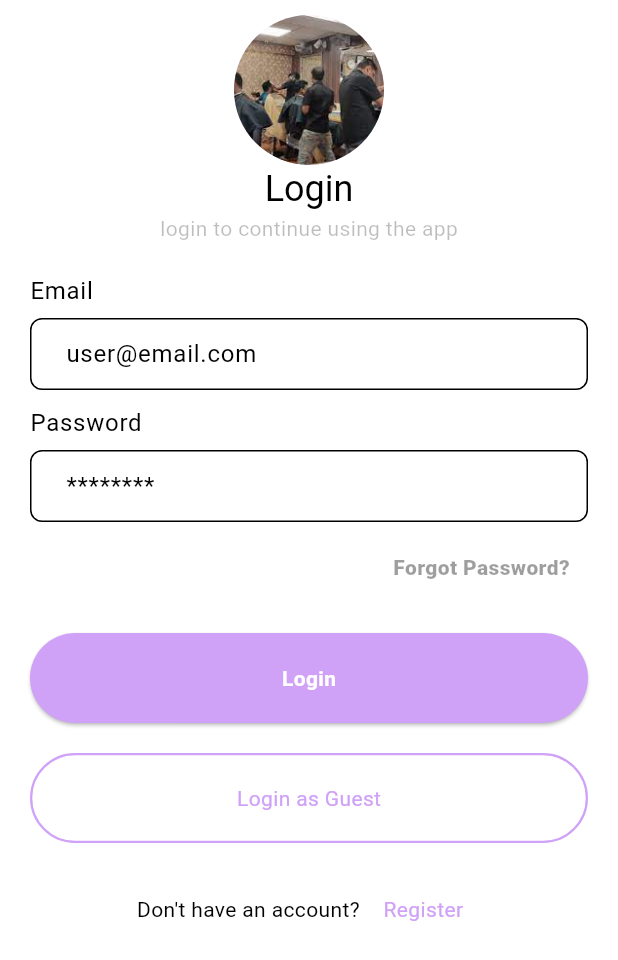
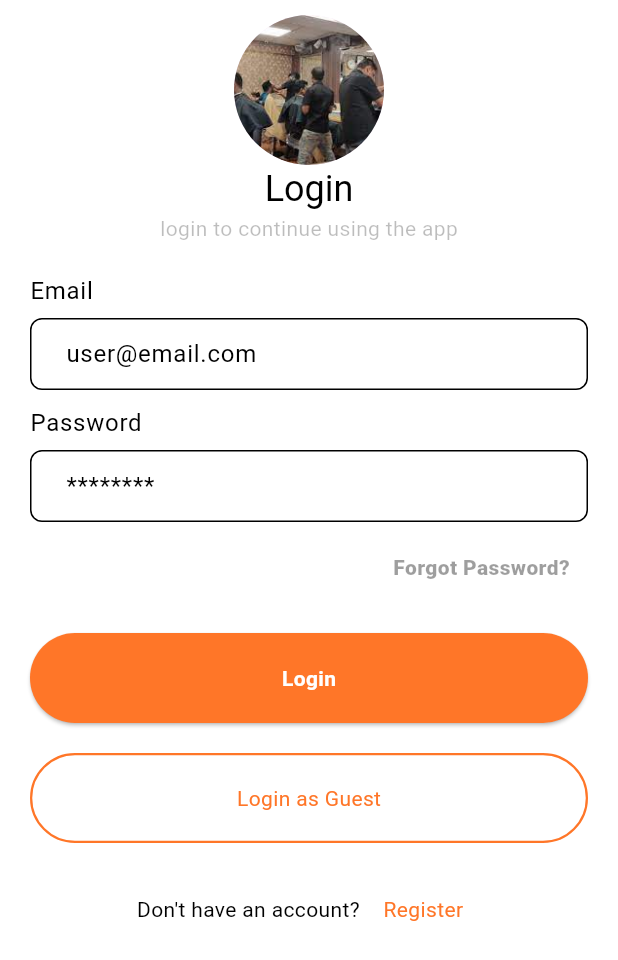
Before and after one commit to hk4-vs/saloon-shop, a Flutter app: the screen it shows after launch, on a phone screen of 412 x 824 dp. Shown: the top 960 px of the screen. Run offline on Flutter 3.47's test engine with Material 3 defaults, Android fonts, the light colour scheme and no system bars; our stand-ins replace another_flushbar, carousel_slider, email_validator, fluttertoast, hive, lottie and 1 more; accounts and stored records are empty; project files that could hold a hidden picture were left out.

Commit message:
user data persestance with home page api intigration complete

```diff
--- /dev/null
+++ b/lib/data/models/shops_model.dart
@@ -0,0 +1,42 @@
+class ShopsModel {
+  int? id;
+  String? shopName;
+  String? shopState;
+  String? shopCity;
+  String? pincode;
+  String? shopAddress;
+  String? shopPhoto;
+
+  ShopsModel({
+    this.id,
+    this.shopName,
+    this.shopState,
+    this.shopCity,
+    this.pincode,
+    this.shopAddress,
+    this.shopPhoto,
+  });
+
+  ShopsModel.fromJson(Map<String, dynamic> json) {
+    id = json['id'];
+    shopName = json['shop_name'];
+    shopState = json['shop_state'];
+    shopCity = json['shop_city'];
+    pincode = json['pincode'];
+    shopAddress = json['shop_address'];
+    shopPhoto = json['shop_photo'];
+  }
+
+  Map<String, dynamic> toJson() {
+    final Map<String, dynamic> data = new Map<String, dynamic>();
+    data['id'] = this.id;
+    data['shop_name'] = this.shopName;
+    data['shop_state'] = this.shopState;
+    data['shop_city'] = this.shopCity;
+    data['pincode'] = this.pincode;
+    data['shop_address'] = this.shopAddress;
+    data['shop_photo'] = this.shopPhoto;
+
+    return data;
+  }
+}
--- a/lib/data/network/base_api_services.dart
+++ b/lib/data/network/base_api_services.dart
@@ -1,4 +1,4 @@
 abstract class BaseApiServices {
-  Future<dynamic> getGetApiResponses(String url);
+  Future<dynamic> getGetApiResponses(String url, Map<String, String>? headers);
   Future<dynamic> getPostApiResponses(String url, dynamic data, );
 }
--- a/lib/main.dart
+++ b/lib/main.dart
@@ -1,4 +1,3 @@
-
 import 'package:barber/resources/themes/themes.dart';
 import 'package:barber/views/login/login_view.dart';
 import 'package:flutter/material.dart';
@@ -12,7 +11,10 @@ import 'view-model/auth_view_model.dart';
 
 import 'package:hive/hive.dart';
 
+import 'view-model/home_view_model.dart';
+import 'views/splash-view.dart';
 import 'views/user-register/resend_timer_provider.dart';
+import 'views/user/home/home_view.dart';
 // import 'package:hive_flutter/hive_flutter.dart';
 
 void main() async {
@@ -22,6 +24,8 @@ void main() async {
   // Hive.registerAdapter(HiveLoginResponseAdapter());
   Hive.registerAdapter<HiveUser>(HiveUserAdapter());
   Hive.registerAdapter(HiveLoginResponseAdapter());
+
+  await Hive.openBox('user');
 
   runApp(const MyApp());
 }
@@ -34,13 +38,15 @@ class MyApp extends StatelessWidget {
     return MultiProvider(
       providers: [
         ChangeNotifierProvider(create: (_) => AuthViewModel()),
+        ChangeNotifierProvider(create: (_) => HomeViewViewModel()),
+
         ChangeNotifierProvider(create: (_) => CountdownProvider(60)),
       ],
       child: MaterialApp(
         debugShowCheckedModeBanner: false,
         theme: MyTheme.lightTheme(),
         // home: IntroView(),
-        home: const LoginView(),
+        home: const SplashView(),
         onGenerateRoute: Routes.genrateRoute,
       ),
     );
--- a/lib/resources/themes/themes.dart
+++ b/lib/resources/themes/themes.dart
@@ -3,17 +3,16 @@ import 'package:flutter/material.dart';
 class MyTheme {
   static ThemeData lightTheme() {
     return ThemeData(
-        primaryColor: const Color(0xffD0A2F7),
+      primaryColor: const Color(0xffFF7628),
       primaryColorLight: const Color(0xffFFFFFF),
       primaryColorDark: const Color(0xff000000),
       disabledColor: Colors.grey,
-        focusColor: const Color(0xffFED9ED),
+      focusColor: const Color(0xff1D535D),
       colorScheme: const ColorScheme.light(
           error: Color(0xffFE0000), primary: Color(0xffD0A2F7)),
-
       elevatedButtonTheme: ElevatedButtonThemeData(
           style: ElevatedButton.styleFrom(
-                backgroundColor: const Color(0xffFED9ED),
+              backgroundColor: const Color(0xff1D535D),
               minimumSize: const Size(double.maxFinite, 50),
               shape: RoundedRectangleBorder(
                   borderRadius: BorderRadius.circular(25)))),
@@ -26,8 +25,7 @@ class MyTheme {
             const EdgeInsets.symmetric(vertical: 10.0, horizontal: 20),
         focusedErrorBorder: OutlineInputBorder(
           borderRadius: BorderRadius.circular(8.0),
-            borderSide:
-                const BorderSide(color: Color.fromARGB(255, 67, 70, 74)),
+          borderSide: const BorderSide(color: Color.fromARGB(255, 67, 70, 74)),
         ),
         errorBorder: OutlineInputBorder(
           borderRadius: BorderRadius.circular(8.0),
@@ -39,10 +37,12 @@ class MyTheme {
         elevation: 0.0,
       ),
       radioTheme: RadioThemeData(
-          fillColor: MaterialStateProperty.all(const Color(0xff0165FC)),
+        fillColor: MaterialStateProperty.all(const Color(0xffFF7628)),
         materialTapTargetSize: MaterialTapTargetSize.shrinkWrap,
       ),
-        navigationBarTheme:
-            const NavigationBarThemeData(backgroundColor: Colors.blueAccent));
+      navigationBarTheme: const NavigationBarThemeData(
+        backgroundColor: Color(0xffFF7628),
+      ),
+    );
   }
 }
--- a/lib/view-model/user_view_model.dart
+++ b/lib/view-model/user_view_model.dart
@@ -24,8 +24,9 @@ class UserViewModel with ChangeNotifier {
     return true;
   }
 
-  Future<HiveLoginResponse> getUser() async {
-    return Hive.box('user').get('user');
+  HiveLoginResponse? getUser() {
+    var user = Hive.box('user').get('user');
+    return user;
   }
 
   // Future<bool> updateUserToSaveData(String field, String data) async {
```
Also changed, not shown: lib/data/network/network_api_services.dart (+7 -4 lines), lib/repository/home_repository.dart (+20 -13 lines), lib/resources/app-urls/app_urls.dart (+6 -1 lines), lib/services/splash_view_service.dart (added, +23 -0 lines), lib/view-model/home_view_model.dart (+35 -26 lines), lib/views/splash-view.dart (added, +33 -0 lines), lib/views/user/home/home_view.dart (+15 -0 lines), lib/views/user/home/widgets/recommended_card_widget.dart (+10 -2 lines), lib/views/user/home/widgets/saloon_card_widget.dart (+8 -4 lines), pubspec.yaml (+7 -0 lines), assets/images/app-logo.png (added), pubspec.lock, 29 other files. Lines whose indentation alone changed are shown as unchanged.
